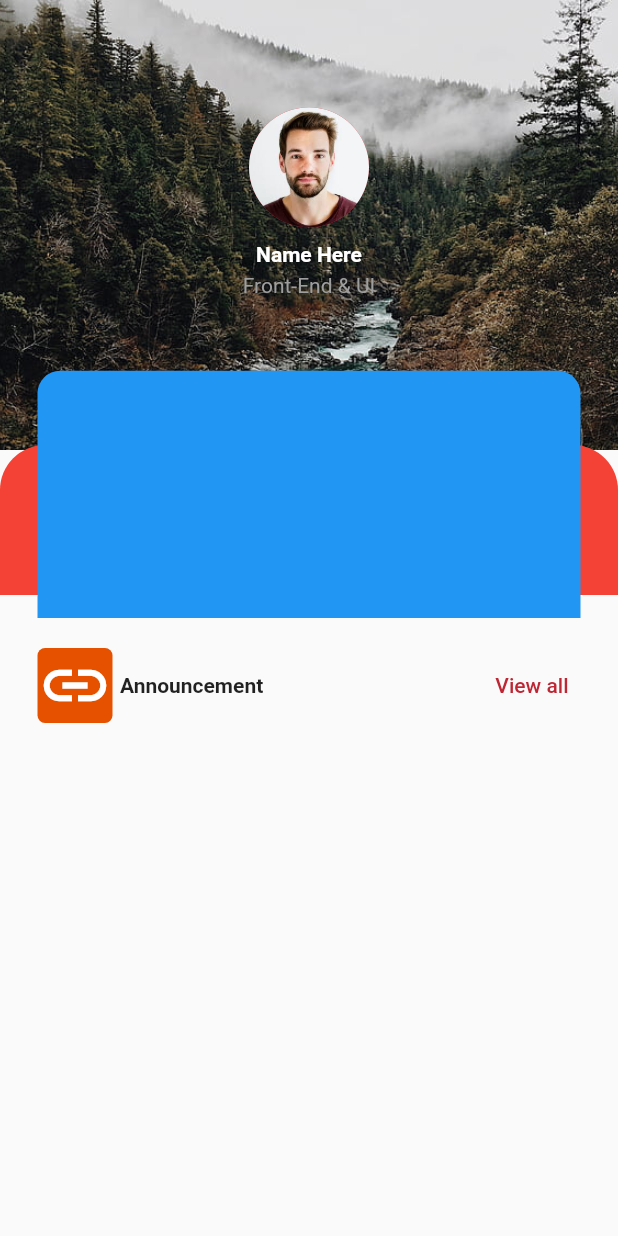
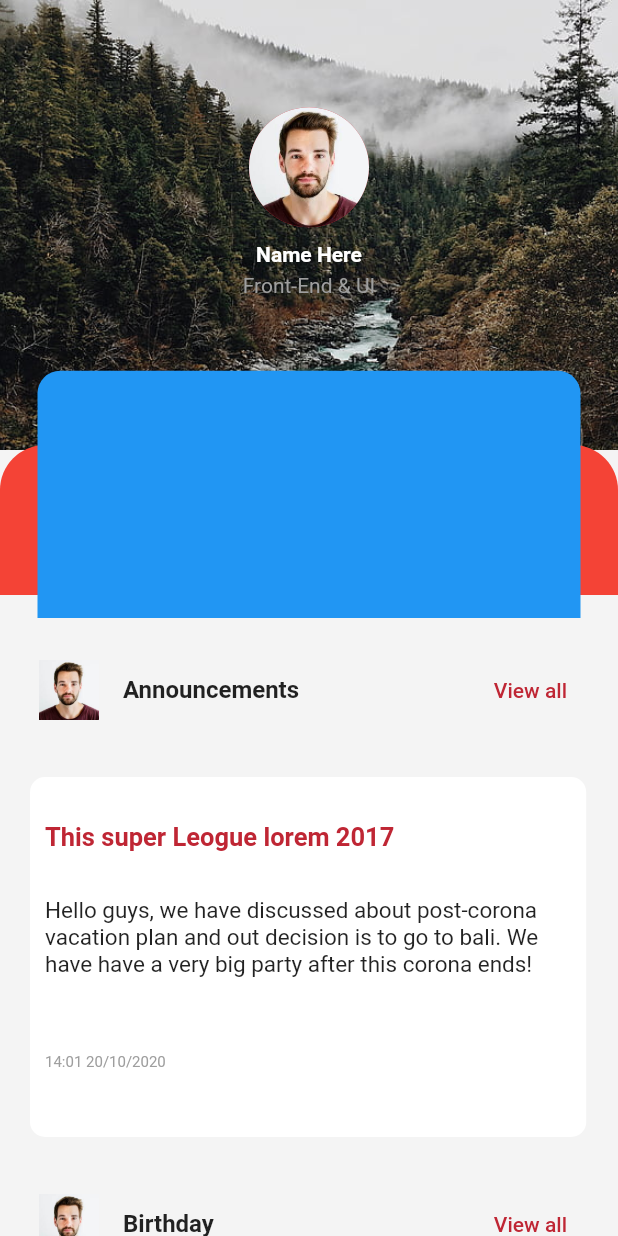
Before and after one commit to Soud-Haroon/Update_Task01, a Flutter app: the screen it shows after launch, after a tap on "LOG IN WITH GOOGLE", on a phone screen of 412 x 824 dp. Run offline on Flutter 3.47's test engine with Material 2 defaults, Android fonts, the phone set to English and light mode, and no system bars; our stand-ins replace percent_indicator.

Commit message:
main profile implement

```diff
--- a/lib/cards/announCard.dart
+++ b/lib/cards/announCard.dart
@@ -3,6 +3,7 @@ import 'package:flutter/material.dart';
 final darkRed = Color(0xffbf2634);
 
 class MiniCardAnn extends StatelessWidget {
+
   //reuse but with changing
   @override
   Widget build(BuildContext context) {
@@ -52,3 +53,8 @@ class MiniCardAnn extends StatelessWidget {
     );
   }
 }
+
+// String head;
+//   String body;
+//   String date;
+//   MiniCardAnn(this.head, this.body, this.date);
--- a/lib/cards/birthCard.dart
+++ b/lib/cards/birthCard.dart
@@ -6,18 +6,19 @@ class BirthDayCard extends StatelessWidget {
   //creating birthday card
   @override
   Widget build(BuildContext context) {
-    return Scaffold(
-      body: SafeArea(
-        child: Container(
-          width: MediaQuery.of(context).size.width *0.9,
-          height: 100,
-          padding: EdgeInsets.symmetric(vertical: 15, horizontal: 20),
-          decoration: BoxDecoration(
-            borderRadius: BorderRadius.all(
-              Radius.circular(20),
-            ),
-            color: Colors.white,
+    return Container(
+        width: MediaQuery.of(context).size.width *0.85,
+        // height: 100,
+        margin: EdgeInsets.fromLTRB(20, 0, 0, 0),
+        padding: EdgeInsets.all(10),
+        decoration: BoxDecoration(
+          borderRadius: BorderRadius.all(
+            Radius.circular(20),
           ),
+          color: Colors.white,
+        ),
+        child: Padding(
+          padding: const EdgeInsets.symmetric(horizontal: 10),
           child: Row(
             crossAxisAlignment: CrossAxisAlignment.center,
             mainAxisAlignment: MainAxisAlignment.spaceBetween,
@@ -26,7 +27,7 @@ class BirthDayCard extends StatelessWidget {
               ClipRRect(
                 borderRadius:
                     BorderRadius.circular(10.0), //add border radius here
-                child: Image.asset('assets/ben.jpg'), //add image location here
+                child: Image.asset('assets/ben.jpg',height: 85), //add image location here
               ),
               SizedBox(width: 20),
               Column(
@@ -47,7 +48,7 @@ class BirthDayCard extends StatelessWidget {
               ]),
               // SizedBox(width: 100),
               Align(
-                alignment: Alignment.topCenter,
+                alignment: Alignment.center,
                 child: IconButton(
                     icon: Icon(
                       Icons.celebration_outlined,
@@ -75,7 +76,6 @@ class BirthDayCard extends StatelessWidget {
             ],
           ),
         ),
-      ),
     );
   }
 }
--- a/lib/cards/leaveCard.dart
+++ b/lib/cards/leaveCard.dart
@@ -6,16 +6,15 @@ class LeaveCard extends StatelessWidget {
 
   @override
   Widget build(BuildContext context) {
-    return Scaffold(
-      body: SafeArea(
-        child: Container(
-          padding: EdgeInsets.symmetric(vertical: 5, horizontal: 10),
+    return Container(
         decoration: BoxDecoration(
           borderRadius: BorderRadius.all(
             Radius.circular(20),
           ),
           color: Colors.white,
           ),
+        child: Padding(
+          padding: const EdgeInsets.all(5.0),
           child: Row(
             children: [
               CircleAvatar(
@@ -38,7 +37,7 @@ class LeaveCard extends StatelessWidget {
             ],
           ),
         ),
-      ),
+
     );
   }
 }
--- /dev/null
+++ b/lib/content/announText.dart
@@ -0,0 +1 @@
+// final List<DataAnnoun> DataAnnoun = [];
--- a/lib/mainProfile.dart
+++ b/lib/mainProfile.dart
@@ -1,4 +1,7 @@
 import 'package:flutter/material.dart';
+import 'package:update_task01/cards/announCard.dart';
+import 'package:update_task01/cards/birthCard.dart';
+import 'package:update_task01/cards/leaveCard.dart';
 
 final darkRed = Color(0xffbf2634);
 
@@ -18,6 +21,7 @@ class _MainProfileState extends State<MainProfile> {
         ),
       ),
       child: Scaffold(
+        backgroundColor: Color(0xfff4f4f4),
         body: ListView(
           children: [
             Container(
@@ -59,7 +63,7 @@ class _MainProfileState extends State<MainProfile> {
                   ),
                   //--------------backimage-end-----------------//
 
-                  //--------------mainWhite-Back---------------//
+                  //--------------mainWhite-Back-of-CenterCard---------------//
                   Positioned(
                     top: MediaQuery.of(context).size.height * 0.36,
                     left: 0,
@@ -73,11 +77,9 @@ class _MainProfileState extends State<MainProfile> {
                         ),
                         color: Colors.red,
                       ),
-                      //----------main--Content---------------//
-                      child: Column(),
                     ),
                   ),
-                  //-------------mainWhite--end--------------//
+                  //-------------mainWhite--end-Back-of-CenterCard----------//
 
                   //-------------center-card-----------------//
                   Positioned(
@@ -101,40 +103,52 @@ class _MainProfileState extends State<MainProfile> {
               ),
             ),
             SizedBox(height: 10),
+            //--------------------ALL--Widgets------------------//
+            headViewList('Announcements'),
+            Container(
+              height: 280,
+              child: ListView.builder(
+                  scrollDirection: Axis.horizontal,
+                  itemCount: 4,
+                  itemBuilder: (context, index) => MiniCardAnn()),
+            ),
+            //--------------------------------------//
+            headViewList('Birthday'),
+            Container(
+              height: 120,
+              child: ListView.builder(
+                  scrollDirection: Axis.horizontal,
+                  itemCount: 4,
+                  itemBuilder: (context, index) => BirthDayCard()),
+            ),
+            headViewList('Leave Management'),
             Padding(
-              padding: const EdgeInsets.symmetric(horizontal: 25, vertical: 10),
-              child: Column(
-                children: [
-                  Row(
-                    // crossAxisAlignment: CrossAxisAlignment.center,
-                    mainAxisAlignment: MainAxisAlignment.spaceBetween,
+              padding: const EdgeInsets.symmetric(horizontal: 20,vertical: 20),
+              child: Container(
+                decoration: BoxDecoration(
+                  borderRadius: BorderRadius.all(
+                    Radius.circular(20),
+                  ),
+                  color: Colors.white,
+                  ),
+                child: Padding(
+                  padding: const EdgeInsets.symmetric(horizontal: 20,vertical: 20),
+                  child: Column(
+                    crossAxisAlignment: CrossAxisAlignment.start,
                     children: [
-                      Row(children: [
-                      Container(
-                          decoration: BoxDecoration(
-                            borderRadius: BorderRadius.circular(5),
-                            color: Colors.orange[900],
-                          ),
-                          child: Icon(Icons.link,
-                              size: 50, color: Colors.white)),
-                      SizedBox(width: 5),
-                      Text(
-                        'Announcement',
-                        style:
-                            TextStyle(fontWeight: FontWeight.bold),
-                      ),
-                      ]),
-                      TextButton(
-                        onPressed: () {
-                          // Navigator.of(context).push(
-                          //     MaterialPageRoute(
-                          //         builder: (context) => screen7()));
-                        },
-                        child: Text('View all'),
-                      ),
-                    ],
-                  )
-                ],
+                    SizedBox(
+                      height: 220,
+                      child: ListView.builder(
+                          itemCount: 3,
+                          itemBuilder: (context, index) => LeaveCard()),
+                    ),
+                    ElevatedButton(
+                        onPressed: () {},
+                        child:
+                            Text('Apply Leave', style: TextStyle(color: Colors.white))),
+                    SizedBox(height: 10),
+                  ]),
+                ),
               ),
             ),
           ],
@@ -142,101 +156,22 @@ class _MainProfileState extends State<MainProfile> {
       ),
     );
   }
+
+  Padding headViewList(String head) {
+    return Padding(
+      padding: const EdgeInsets.symmetric(horizontal: 10, vertical: 10),
+      child: ListTile(
+        leading: Image(image: AssetImage('assets/ben.jpg'), height: 40),
+        title: Text('$head', style: TextStyle(fontWeight: FontWeight.bold)),
+        trailing: TextButton(
+            onPressed: () {},
+            child:
+                Text('View all', style: TextStyle(color: Color(0xffbf2634)))),
+      ),
+    );
+  }
 }
 
-// Stack(
-//           children: [
-//             Column(
-//               children: [
-//                 Container(
-//                   height: MediaQuery.of(context).size.height * 0.35,
-//                   decoration: BoxDecoration(
-//                     image: DecorationImage(
-//                       image: AssetImage('assets/foggy.jpg'),
-//                       fit: BoxFit.cover,
-//                     ),
-//                   ),
-//                 ),
-//               ],
-//             ),
-//             Positioned(
-//               //positioned of checkin layer at top UI
-//               left: 40,
-//               right: 40,
-//               top: 175,
-//               child: ClipRRect(
-//                 borderRadius: BorderRadius.only(
-//                   topLeft: Radius.circular(20),
-//                   topRight: Radius.circular(20),
-//                 ),
-//                 child: Container(
-//                   height: 160,
-//                   width: 300,
-//                   decoration: BoxDecoration(
-//                     border: Border(bottom: BorderSide(color: darkRed)),
-//                     color: Colors.lime,
-//                   ),
-//                 ),
-//               ),
-//             ),
-//             Container(
-//               height: MediaQuery.of(context).size.height * 0.30,
-//               color: Colors.green,
-//             ),
-//           ],
-//         ),
-//       ),
-//     );
-
-// class MainProfile extends StatelfullWidget {
-//   @override
-//   Widget build(BuildContext context) {
-//     return Container(
-//       decoration: BoxDecoration(
-//         image: DecorationImage(
-//           image: AssetImage('assets/back.png'),
-//           fit: BoxFit.fill,
-//         ),
-//       ),
-//       child: Scaffold(
-//           // body: Stack(
-//           //   children: [
-//           //     Column(
-//           //       children: [
-//           //         Container(
-//           //           height: MediaQuery.of(context).size.height * 0.35,
-//           //           decoration: BoxDecoration(
-//           //             image: DecorationImage(
-//           //               image: AssetImage('assets/foggy.jpg'),
-//           //               fit: BoxFit.cover,
-//           //             ),
-//           //           ),
-//           //         ),
-//           //       ],
-//           //     ),
-//           //     Positioned(
-//           //       //positioned of checkin layer at top UI
-//           //       left: 40,
-//           //       right: 40,
-//           //       top: 175,
-//           //       child: ClipRRect(
-//           //         borderRadius: BorderRadius.only(
-//           //           topLeft: Radius.circular(20),
-//           //           topRight: Radius.circular(20),
-//           //         ),
-//           //         child: Container(
-//           //           height: 160,
-//           //           width: 300,
-//           //           decoration: BoxDecoration(
-//           //             border: Border(bottom: BorderSide(color: darkRed)),
-//           //             color: Colors.lime,
-//           //           ),
-//           //         ),
-//           //       ),
-//           //     ),
-//           //   ],
-//           // ),
-//           ),
-//     );
-//   }
-// }
+// final List<MiniCardAnn> announData = [
+//   MiniCardAnn(head: 'This super Leogue lorem 2017', body: 'Hello guys, we have discussed about post-corona vacation plan and out decision is to go to bali. We have have a very big party after this corona ends!', date: '14:01 20/10/2020'),
+// ];
```
Lines whose indentation alone changed are shown as unchanged.
